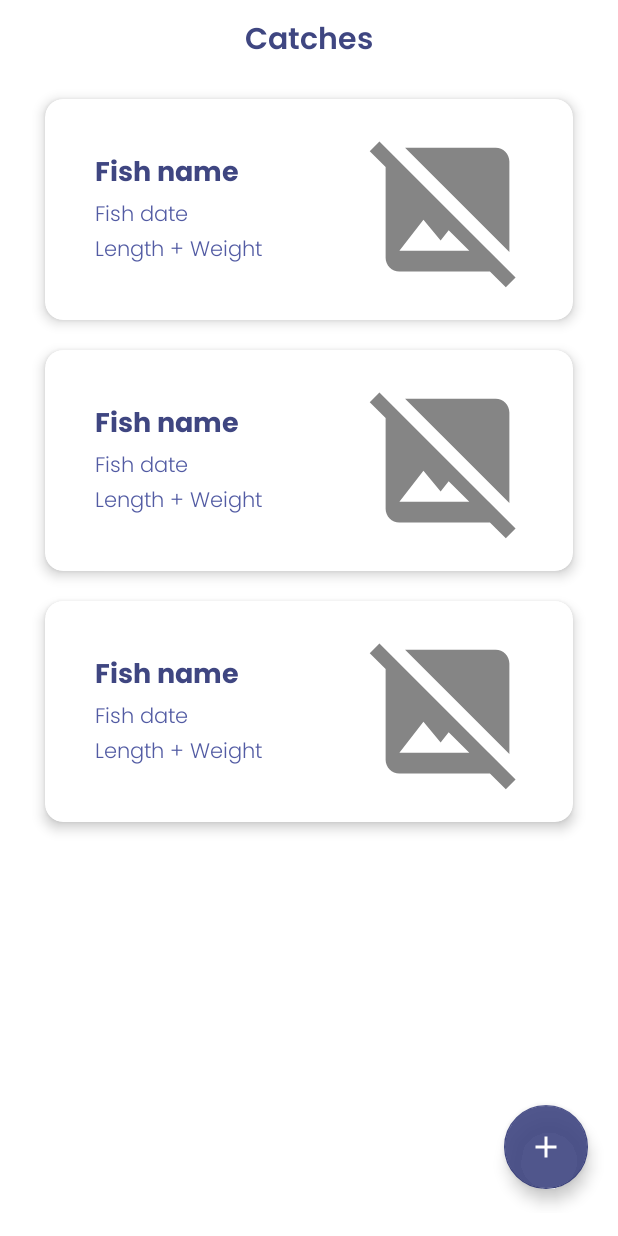
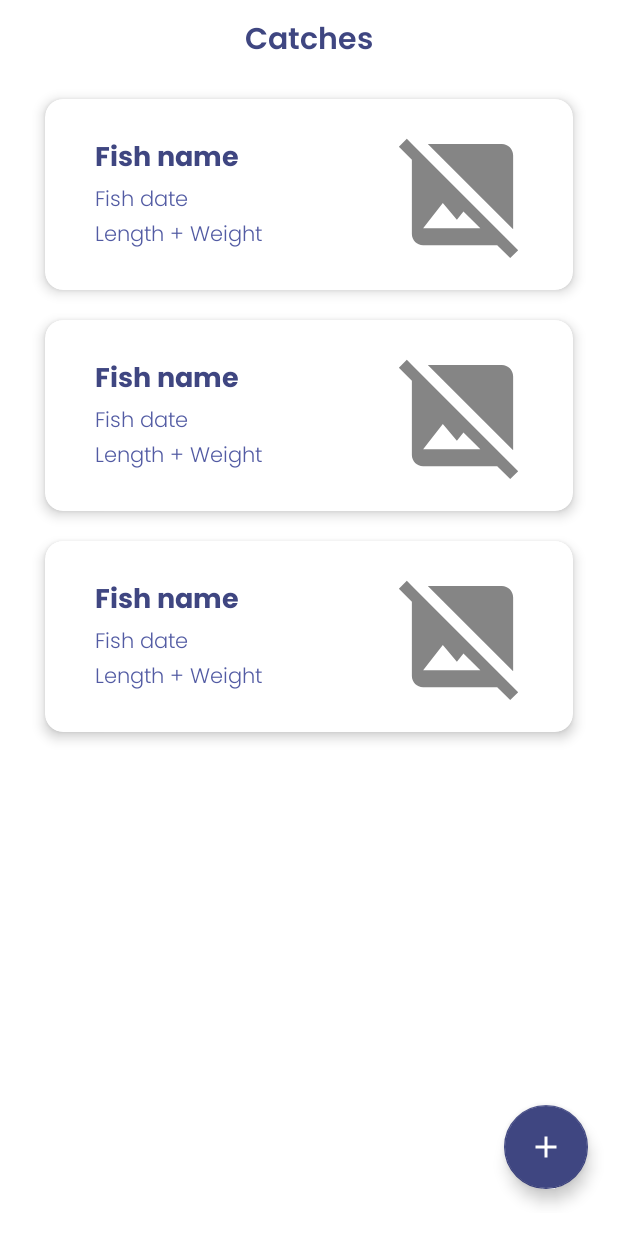
Before and after one commit to setiawansandi/Hook-It, an Android app: the layout activity_display.xml on its own in the app's theme, with its tools: preview values and no code run, on a phone screen of 412 x 824 dp. Run offline under Robolectric (Android 15) with nearby library versions, the phone set to English and light mode, and no system bars.

```diff
--- a/app/src/main/AndroidManifest.xml
+++ b/app/src/main/AndroidManifest.xml
@@ -1,7 +1,6 @@
 <?xml version="1.0" encoding="utf-8"?>
 <manifest xmlns:android="http://schemas.android.com/apk/res/android"
     package="com.sp.p2020358assignment">
-
     <!--
          The ACCESS_COARSE/FINE_LOCATION permissions are not required to use
          Google Maps Android API v2, but you must specify either coarse or fine
@@ -17,7 +16,9 @@
         android:roundIcon="@mipmap/ic_launcher_round"
         android:supportsRtl="true"
         android:theme="@style/Theme.P2020358Assignment">
-
+        <activity
+            android:name=".AboutActivity"
+            android:exported="false" />
         <!--
              The API key for Google Maps-based APIs is defined as a string resource.
              (See the file "res/values/google_maps_api.xml").
--- a/app/src/main/java/com/sp/p2020358assignment/InputActivity.java
+++ b/app/src/main/java/com/sp/p2020358assignment/InputActivity.java
@@ -104,7 +104,8 @@ public class InputActivity extends AppCompatActivity {
             DatePickerDialog datePickerDialog = new DatePickerDialog(InputActivity.this, android.R.style.Theme_DeviceDefault_Light_Dialog, new DatePickerDialog.OnDateSetListener() {
                 @Override
                 public void onDateSet(DatePicker view, int year, int month, int dayOfMonth) {
-                    fishdate.setText(dayOfMonth+"/"+month+"/"+year);
+                    int setmonth = month+1;
+                    fishdate.setText(dayOfMonth+"/"+setmonth+"/"+year);
                 }
             }, mYear, mMonth, mDate);
             datePickerDialog.getDatePicker().setMaxDate(System.currentTimeMillis() - 1000);
--- a/app/src/main/res/layout/activity_display.xml
+++ b/app/src/main/res/layout/activity_display.xml
@@ -53,7 +53,6 @@
             android:layout_marginTop="20dp"
             android:layout_marginEnd="20dp"
             android:layout_marginBottom="16dp"
-            android:backgroundTint="#E83F4681"
             android:contentDescription="add data"
             android:elevation="3dp"
             android:src="@drawable/ic_baseline_add_24"
--- a/app/src/main/res/layout/activity_input.xml
+++ b/app/src/main/res/layout/activity_input.xml
@@ -107,6 +107,7 @@
                         android:layout_marginLeft="20dp"
                         android:layout_marginRight="20dp"
                         android:ems="10"
+                        android:focusable="false"
                         android:fontFamily="@font/poppins"
                         android:hint="Click to choose date"
                         android:inputType="date"
--- a/app/src/main/res/layout/row.xml
+++ b/app/src/main/res/layout/row.xml
@@ -59,8 +59,8 @@
         </LinearLayout>
 
         <androidx.cardview.widget.CardView
-            android:layout_width="110dp"
-            android:layout_height="110dp"
+            android:layout_width="90dp"
+            android:layout_height="90dp"
             android:layout_marginTop="15dp"
             android:layout_marginEnd="25dp"
             android:layout_marginBottom="15dp"
```
Also changed, not shown: app/src/main/java/com/sp/p2020358assignment/AboutActivity.java (added, +14 -0 lines), app/src/main/res/layout/activity_about.xml (added, +9 -0 lines), app/src/main/res/layout/activity_home.xml (+4 -3 lines).
